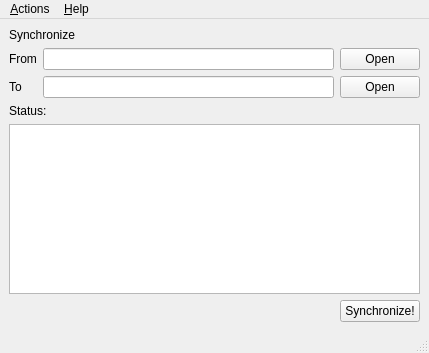
Before: the Qt Designer form views/synchronizerd.ui in ROAND/filesynchronizer, drawn with Qt 5.
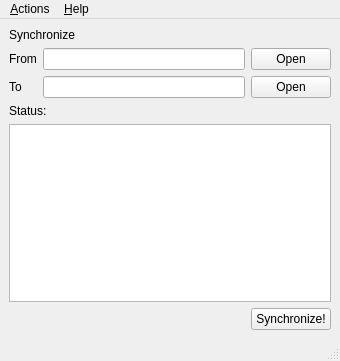
After: the same form once the commit is applied. Icons and pictures are not drawn.

```diff
--- a/views/synchronizerd.ui
+++ b/views/synchronizerd.ui
@@ -6,8 +6,8 @@
    <rect>
     <x>0</x>
     <y>0</y>
-    <width>429</width>
-    <height>353</height>
+    <width>340</width>
+    <height>361</height>
    </rect>
   </property>
   <property name="windowTitle">
@@ -124,7 +124,7 @@
     <rect>
      <x>0</x>
      <y>0</y>
-     <width>429</width>
+     <width>340</width>
      <height>19</height>
     </rect>
    </property>
```
Left out of the diff: 24 changed lines with no effect on the pictures.
